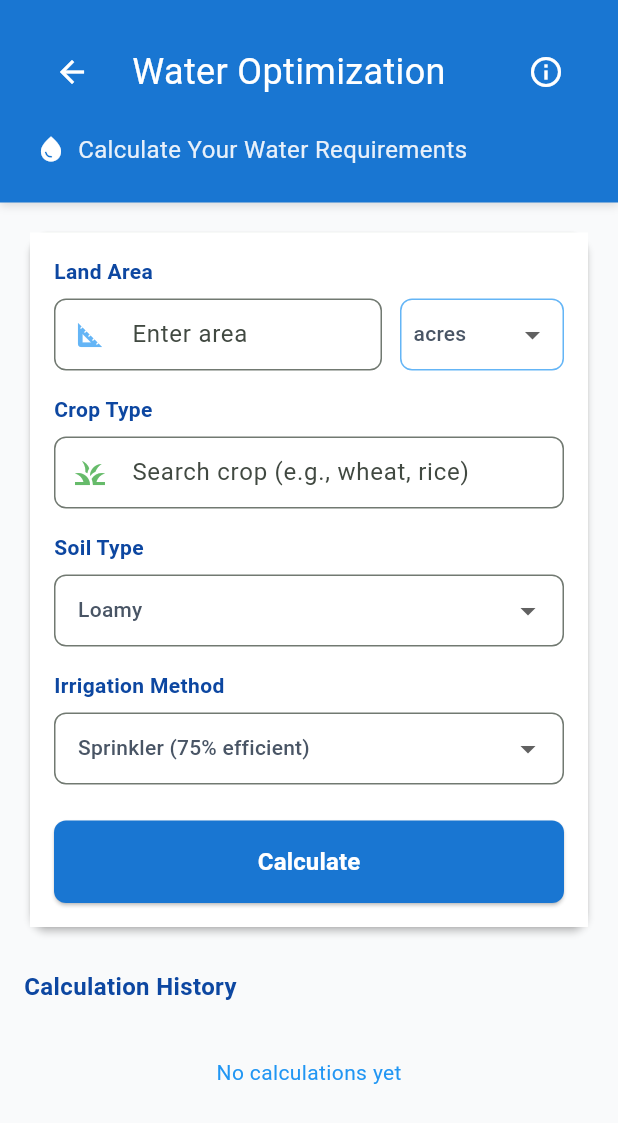
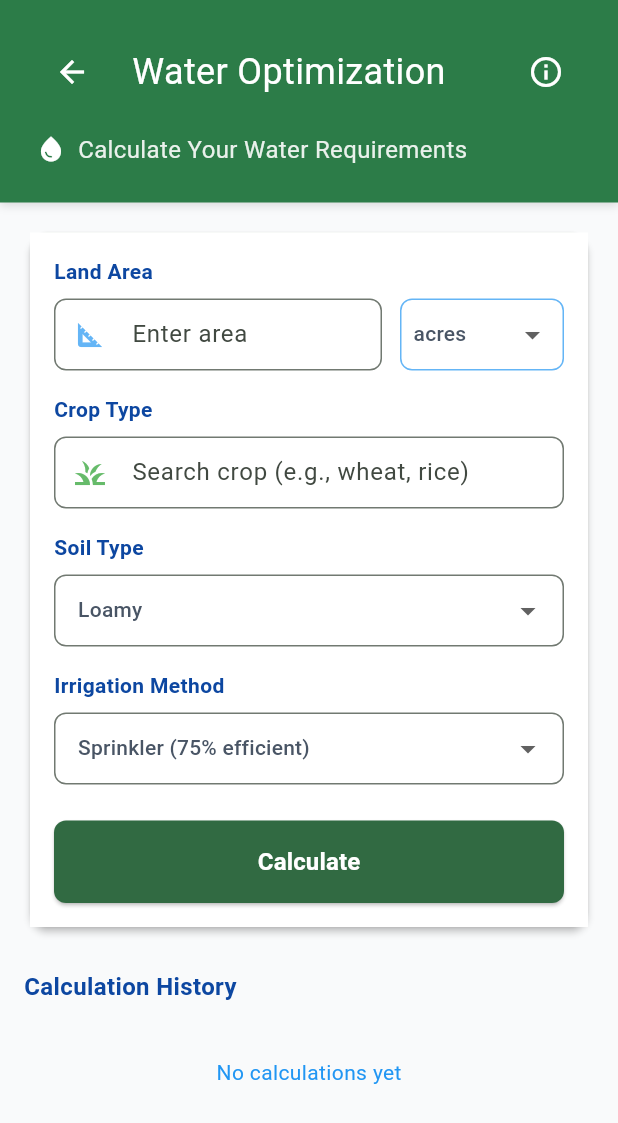
Before and after one commit to Surajsah1595/smart_kisan, a Flutter app: the WaterOptimizationScreen screen opened directly, on a phone screen of 412 x 824 dp. Shown: the top 1123 px of the screen. Run offline on Flutter 3.47's test engine with Material 3 defaults, Android fonts, the phone set to English and light mode, and no system bars; our stand-ins replace cloud_firestore, easy_localization, firebase_auth, firebase_core, firebase_messaging, firebase_storage and 9 more; accounts and stored records are empty; Roboto replaces fonts that are missing (Arimo).

Commit message:
FYP PROJCT Completed Successfully.

```diff
--- a/lib/crop_advisory.dart
+++ b/lib/crop_advisory.dart
@@ -1122,7 +1122,6 @@ class _CropAdvisoryScreenState extends State<CropAdvisoryScreen> {
 
 class MlCropService {
   /// Returns a list of potential API URLs to try, covering emulator, simulator, and real devices.
-  /// Returns a list of potential API URLs to try.
   List<String> get _mlApiUrls {
     const String endpoint = '/predict';
     return ['${AppConfig.baseUrl}$endpoint'];
--- a/lib/water_optimization.dart
+++ b/lib/water_optimization.dart
@@ -1424,9 +1424,9 @@ RESPOND ONLY WITH JSON.''';
     return Container(
       width: double.infinity,
       padding: const EdgeInsets.all(24),
-      decoration: BoxDecoration(
-        color: Colors.blue.shade700,
-        boxShadow: const [
+      decoration: const BoxDecoration(
+        color: Color(0xFF2C7C48),
+        boxShadow: [
           BoxShadow(
             color: Colors.black12,
             blurRadius: 4,
@@ -1755,7 +1755,7 @@ RESPOND ONLY WITH JSON.''';
                           }
                         },
                         style: ElevatedButton.styleFrom(
-                          backgroundColor: Colors.blue.shade700,
+                          backgroundColor: Theme.of(context).colorScheme.primary,
                           padding: EdgeInsets.symmetric(vertical: 16),
                           disabledBackgroundColor: Colors.grey,
                           shape: RoundedRectangleBorder(
```
Also changed, not shown: 2 other files.
